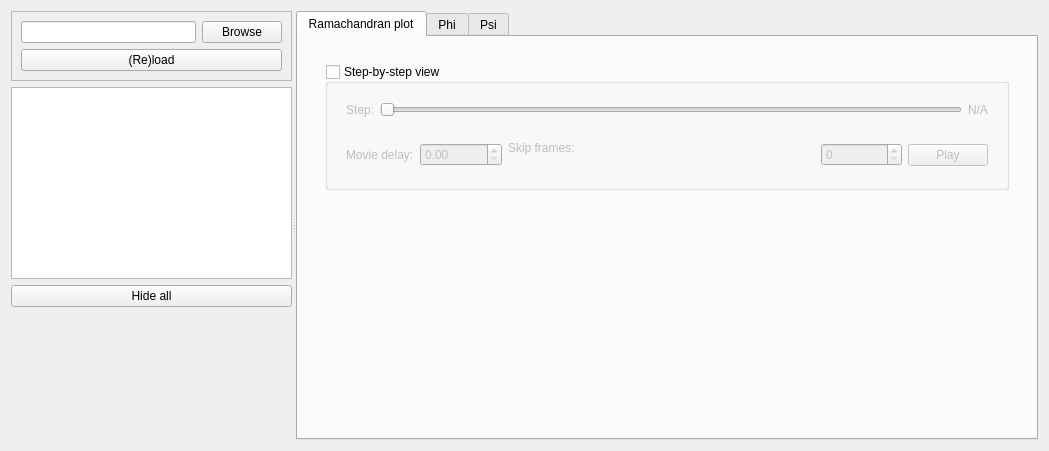
Qt form src/mdscripts/rama_analyzer/rama_analyzer.ui (awacha/mdscripts) before a commit.
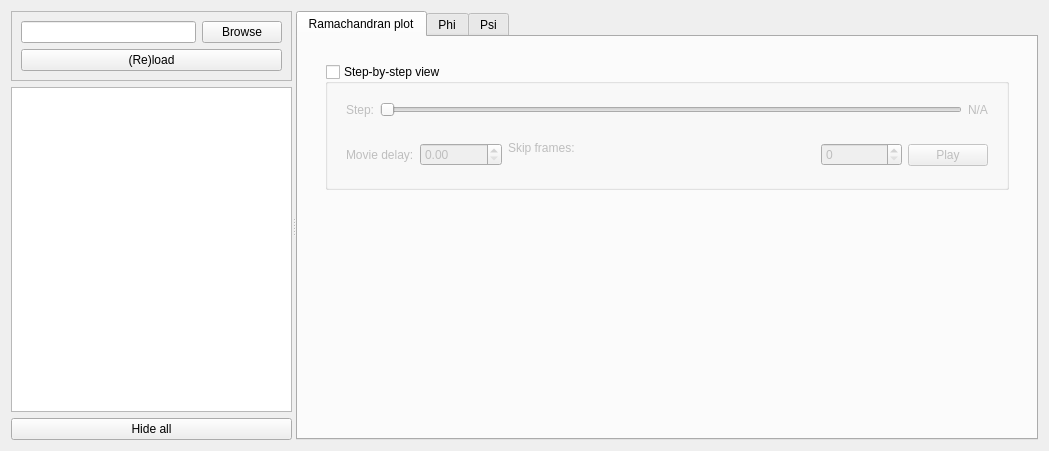
The same form after that commit.

What changed in the file:
```diff
--- a/src/mdscripts/rama_analyzer/rama_analyzer.ui
+++ b/src/mdscripts/rama_analyzer/rama_analyzer.ui
@@ -66,19 +66,6 @@
                                     </property>
                                 </widget>
                             </item>
-                            <item>
-                                <spacer name="verticalSpacer">
-                                    <property name="orientation">
-                                        <enum>Qt::Vertical</enum>
-                                    </property>
-                                    <property name="sizeHint" stdset="0">
-                                        <size>
-                                            <width>20</width>
-                                            <height>0</height>
-                                        </size>
-                                    </property>
-                                </spacer>
-                            </item>
                         </layout>
                     </widget>
                     <widget class="QTabWidget" name="tabWidget">
```
